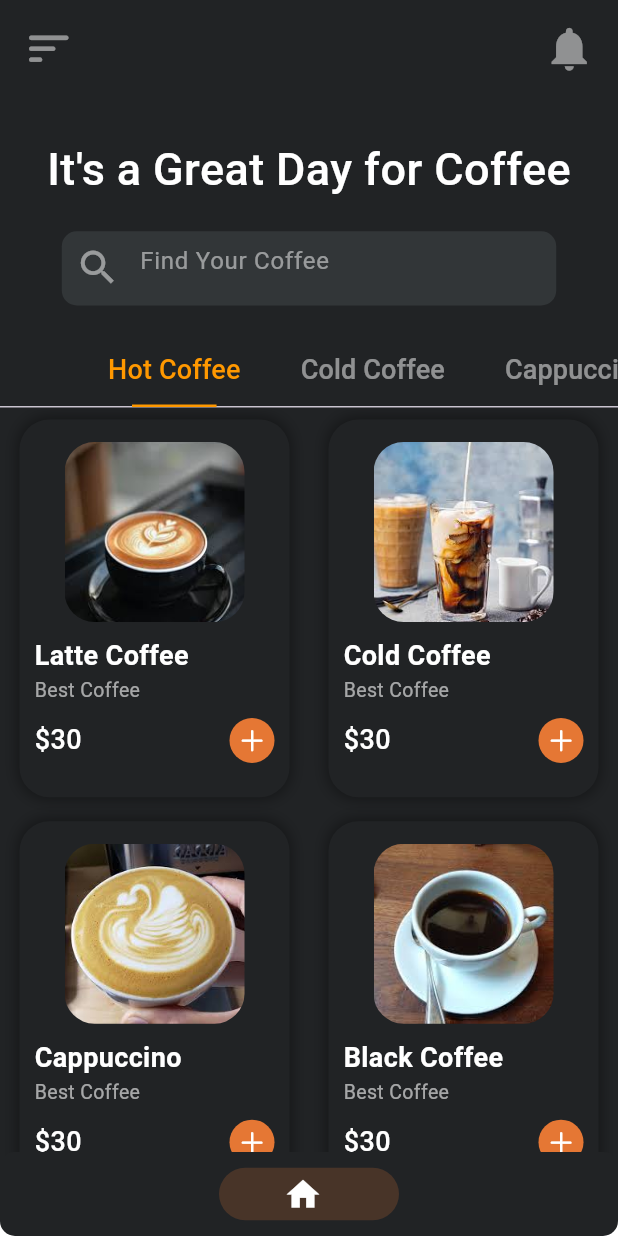
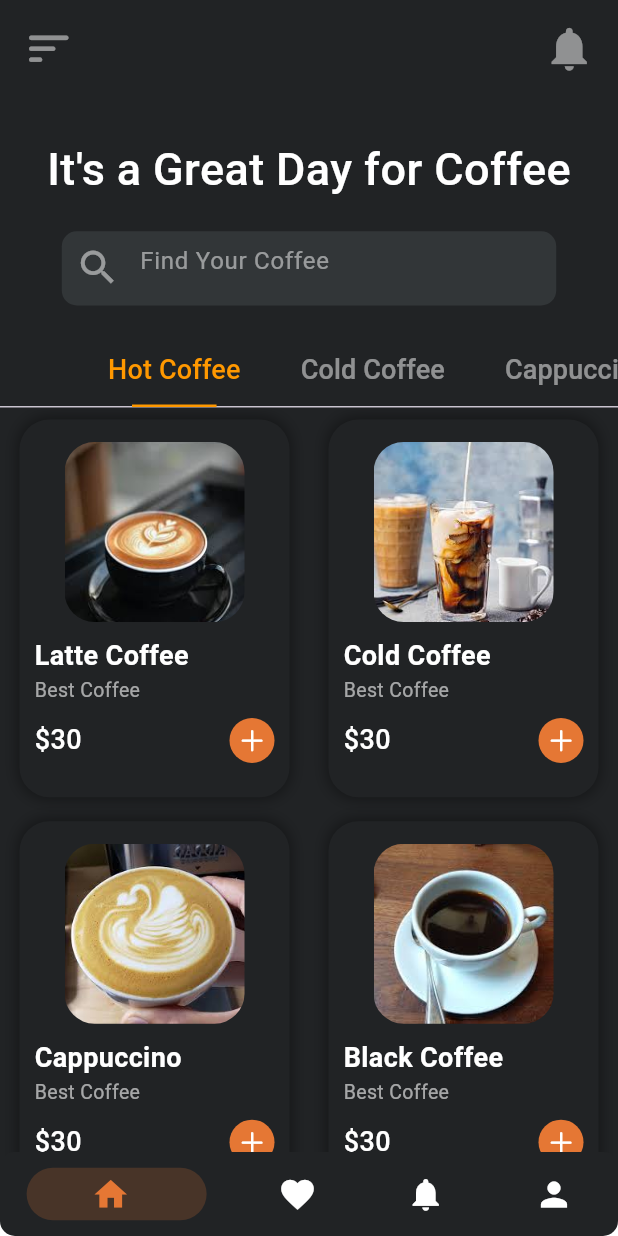
Before and after one commit to huzaifa-huzzi/coffee-App, a Flutter app: the DashboardScreen screen opened by its route, on a phone screen of 412 x 824 dp. Run offline on Flutter 3.47's test engine with Material 3 defaults, Android fonts, the phone set to English and light mode, and no system bars; drawn by our look-alikes of persistent_bottom_nav_bar; our stand-ins replace fluttertoast, get, google_fonts.

Commit message:
1.Ui Designing

```diff
--- a/lib/View/DashBoard/DashBoard_Screen.dart
+++ b/lib/View/DashBoard/DashBoard_Screen.dart
@@ -1,5 +1,8 @@
 import 'package:coffee_app/Resources/Color/colors.dart';
+import 'package:coffee_app/View/Favourite/FavouriteScreen.dart';
 import 'package:coffee_app/View/Homescreen/HomeScreen.dart';
+import 'package:coffee_app/View/Notifications/Notifications.dart';
+import 'package:coffee_app/View/Person/Person.dart';
 import 'package:flutter/cupertino.dart';
 import 'package:flutter/material.dart';
 import 'package:persistent_bottom_nav_bar/persistent_tab_view.dart';
@@ -25,6 +28,9 @@ class _DashboardScreenState extends State<DashboardScreen> {
   List<Widget> _buildScreens() {
     return  const [
       HomeScreen(),
+      FavouriteScreen(),
+      NotificationsScreen(),
+      PersonScreen(),
     ];
   }
 
@@ -32,9 +38,24 @@ class _DashboardScreenState extends State<DashboardScreen> {
   List<PersistentBottomNavBarItem> _navBarsItems() {
     return [
       PersistentBottomNavBarItem(
-          icon:const Icon(Icons.home,color: Colors.white,),
-          activeColorPrimary:AppColors.orangeColor,
-          inactiveIcon:const Icon(Icons.home,color: Colors.white,)
+          icon:const Icon(Icons.home,color: AppColors.orangeColor,),
+        activeColorPrimary: AppColors.orangeColor,
+          inactiveIcon:const Icon(Icons.home,color:AppColors.whiteColor,)
+      ),
+      PersistentBottomNavBarItem(
+          icon:const Icon(Icons.favorite_outlined,color:AppColors.orangeColor,),
+           activeColorPrimary: AppColors.orangeColor,
+          inactiveIcon:const Icon(Icons.favorite_outlined,color: AppColors.whiteColor,)
+      ),
+      PersistentBottomNavBarItem(
+          icon:const Icon(Icons.notifications,color: AppColors.orangeColor,),
+           activeColorPrimary: AppColors.orangeColor,
+          inactiveIcon:const Icon(Icons.notifications,color: AppColors.whiteColor,)
+      ),
+      PersistentBottomNavBarItem(
+          icon:const Icon(Icons.person,color: AppColors.orangeColor,),
+          activeColorPrimary: AppColors.orangeColor,
+          inactiveIcon:const Icon(Icons.person,color: AppColors.whiteColor,)
       ),
     ];
   }
--- a/lib/View/Homescreen/HomeScreen.dart
+++ b/lib/View/Homescreen/HomeScreen.dart
@@ -21,7 +21,7 @@ class _HomeScreenState extends State<HomeScreen> with SingleTickerProviderStateM
     return MaterialApp(
       home: DefaultTabController(
         length: 4, // Number of tabs
-        child: Scaffold(
+        child:  Scaffold(
             backgroundColor: AppColors.blackColor,
             body: SafeArea(
               child: Padding(
--- a/lib/View/Splash Screen/SplashScreen.dart
+++ b/lib/View/Splash Screen/SplashScreen.dart
@@ -40,7 +40,7 @@ class _SplashscreenState extends State<Splashscreen> {
                Text('Feeling Low ? Take a sip of coffee',style: TextStyle(color: AppColors.whiteColor.withOpacity(0.9,),fontSize: 18,fontWeight: FontWeight.w500,letterSpacing: 1,),),
                 SizedBox(height:  height * .05,),
                 RoundButton(title: 'Get Start', onTap: (){
-                  Get.toNamed(RouteName.homeScreen);
+                  Get.toNamed(RouteName.dashboardScreen);
                 })
             ],)
           ],
```
Also changed, not shown: lib/View/Favourite/FavouriteScreen.dart (added, +99 -0 lines), lib/View/Notifications/Notifications.dart (added, +17 -0 lines), lib/View/Person/Person.dart (added, +16 -0 lines). Lines whose indentation alone changed are shown as unchanged.
